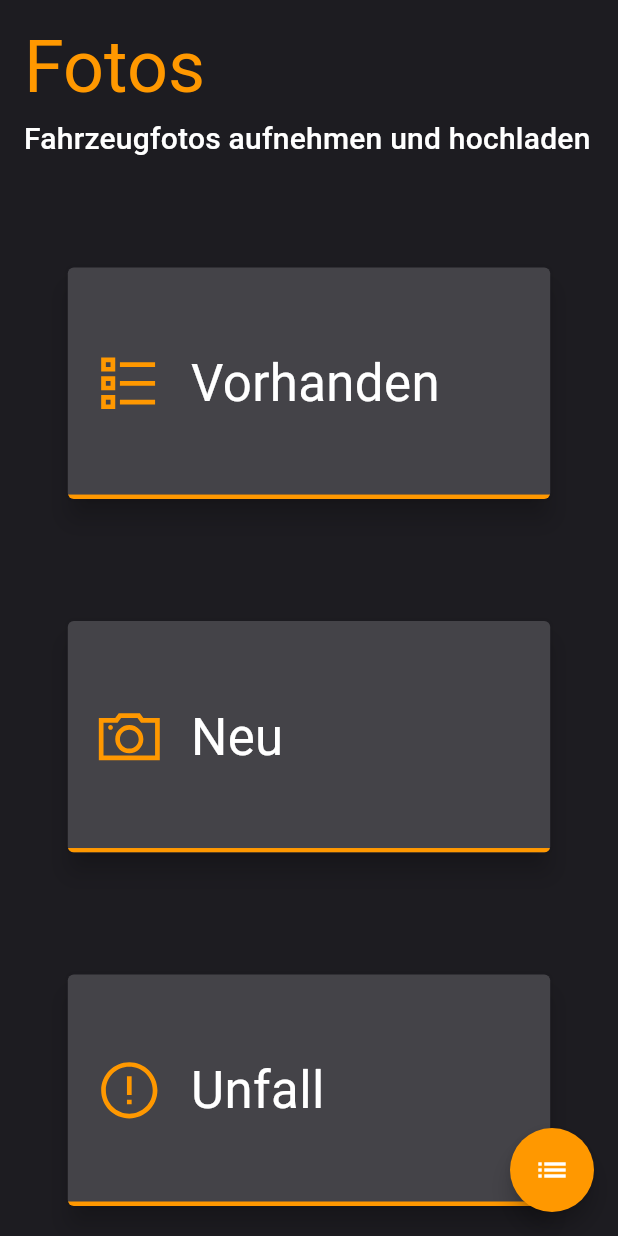
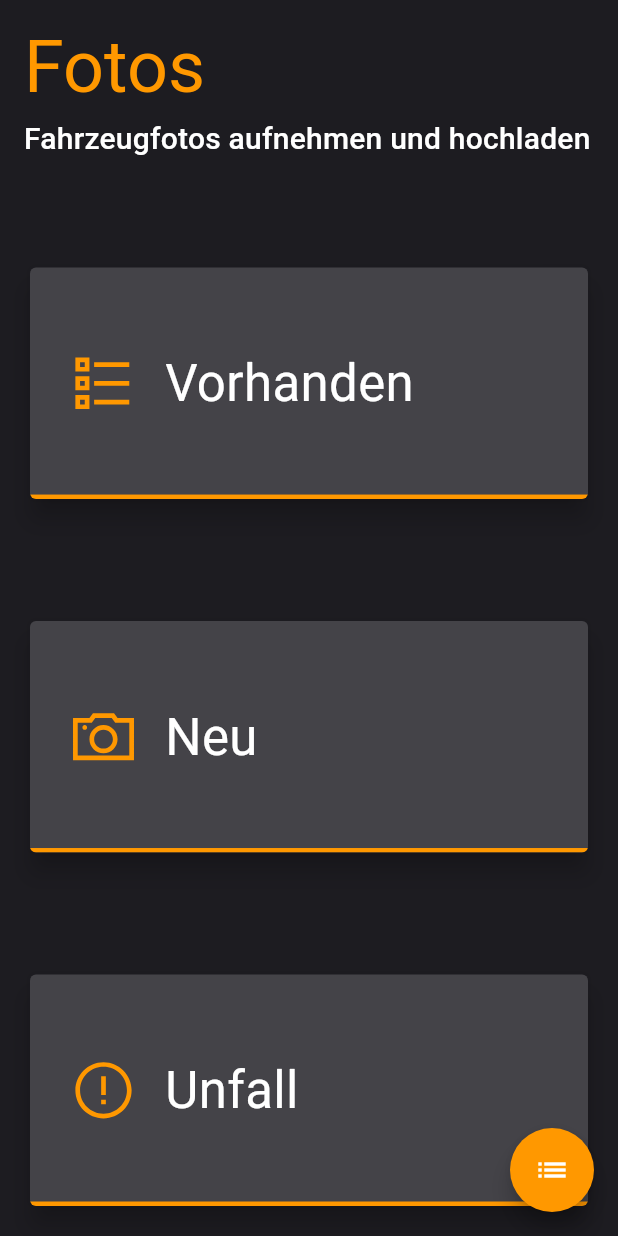
Before and after one commit to sc-ot/easyrent, a Flutter app: the MenuImagesPage screen opened directly, on a phone screen of 412 x 824 dp. Run offline on Flutter 3.47's test engine with Material 2 defaults, Android fonts, the phone set to English and light mode, and no system bars; drawn by our look-alikes of overlay_support; our stand-ins replace camera, card_swiper, connectivity, dartz, full_screen_image_null_safe, google_fonts and 6 more; missing offline and left inert: devtools, exif.

Commit message:
refactoring sebastian changes (mostly ui)

```diff
--- a/lib/core/constants.dart
+++ b/lib/core/constants.dart
@@ -43,6 +43,7 @@ class Constants {
   static const String KEY_THEME = "KEY_THEME";
   static const String KEY_SHOW_CAMERA_OVERLAY = "KEY_SHOW_CAMERA_OVERLAY";
   static const String KEY_SAVE_IMAGES_ON_DEVICE = "KEY_SAVE_IMAGES_ON_DEVICE";
+  static const String KEY_SHOW_IMAGES_IN_MENU = "KEY_SHOW_IMAGES_IN_MENU";
 
   static const int VIN_MAX_LENGTH = 17;
 }
--- a/lib/main.dart
+++ b/lib/main.dart
@@ -39,6 +39,7 @@ void main() async {
 
   await SystemChrome.setPreferredOrientations([DeviceOrientation.portraitUp]);
   Authenticator.initAuthentication();
+
   runApp(
     ChangeNotifierProvider<Application>(
       create: (BuildContext context) => Application(),
@@ -103,6 +104,9 @@ void main() async {
 class BaseApplication extends StatelessWidget {
   @override
   Widget build(BuildContext context) {
+    precacheImage(AssetImage("assets/menu_entrance.jpeg"), context);
+    precacheImage(AssetImage("assets/menu_exit.jpeg"), context);
+    precacheImage(AssetImage("assets/menu_planned_movement.png"), context);
     return Authenticator.userLoggedIn() ? ClientPage() : LoginPage();
   }
 }
--- a/lib/services/menu_images/menu_images_page.dart
+++ b/lib/services/menu_images/menu_images_page.dart
@@ -1,3 +1,4 @@
+import 'package:devtools/sc_shared_prefs_storage.dart';
 import 'package:easyrent/core/constants.dart';
 import 'package:easyrent/services/camera/camera_page.dart';
 import 'package:easyrent/widgets/menu_card_icon_text_widget.dart';
@@ -37,6 +38,13 @@ class MenuImagesPage extends StatelessWidget {
                 () => Navigator.pushNamed(
                     context, Constants.ROUTE_CAMERA_VEHICLE_SEARCH_LIST,
                     arguments: CameraType.VEHICLE),
+                backgroundImage: SCSharedPrefStorage.readBool(
+                                Constants.KEY_SHOW_IMAGES_IN_MENU) !=
+                            null &&
+                        SCSharedPrefStorage.readBool(
+                            Constants.KEY_SHOW_IMAGES_IN_MENU)
+                    ? "assets/menu_image_exist.jpg"
+                    : null,
               ),
             ),
             Flexible(
@@ -46,6 +54,13 @@ class MenuImagesPage extends StatelessWidget {
                 () => Navigator.pushNamed(
                     context, Constants.ROUTE_IMAGES_NEW_VEHICLE,
                     arguments: CameraType.NEW_VEHICLE),
+                backgroundImage: SCSharedPrefStorage.readBool(
+                                Constants.KEY_SHOW_IMAGES_IN_MENU) !=
+                            null &&
+                        SCSharedPrefStorage.readBool(
+                            Constants.KEY_SHOW_IMAGES_IN_MENU)
+                    ? "assets/menu_image_new.jpeg"
+                    : null,
               ),
             ),
             Flexible(
@@ -53,6 +68,13 @@ class MenuImagesPage extends StatelessWidget {
                 "Unfall",
                 LineIcons.exclamationCircle,
                 () => null,
+                backgroundImage: SCSharedPrefStorage.readBool(
+                                Constants.KEY_SHOW_IMAGES_IN_MENU) !=
+                            null &&
+                        SCSharedPrefStorage.readBool(
+                            Constants.KEY_SHOW_IMAGES_IN_MENU)
+                    ? "assets/accident.jpeg"
+                    : null,
               ),
             ),
           ],
--- a/lib/services/movement_overview/movement_overview_provider.dart
+++ b/lib/services/movement_overview/movement_overview_provider.dart
@@ -50,6 +50,10 @@ class MovementOverviewProvider extends StateProvider {
       return movementOverview.plannedMovement?.contract;
     }
   }
+
+  TextEditingController textEditingControllerLicensePlate =
+      TextEditingController();
+  TextEditingController textEditingControllerMiles = TextEditingController();
 
   String? errorTextDay;
   String? errorTextMonth;
@@ -184,7 +188,6 @@ class MovementOverviewProvider extends StateProvider {
                               errorText: errorTextDay),
                         ),
                       ),
-
                       SizedBox(
                         width: 8,
                       ),
--- a/lib/widgets/menu_card_icon_text_widget.dart
+++ b/lib/widgets/menu_card_icon_text_widget.dart
@@ -1,21 +1,33 @@
+import 'package:devtools/sc_shared_prefs_storage.dart';
+import 'package:easyrent/core/application.dart';
+import 'package:easyrent/core/constants.dart';
 import 'package:easyrent/core/utils.dart';
 import 'package:flutter/material.dart';
+import 'package:provider/provider.dart';
 
 class MenuCardIconText extends StatelessWidget {
   final String title;
   final IconData icon;
   final Function onPressed;
-  const MenuCardIconText(this.title, this.icon, this.onPressed, {Key? key})
-      : super(key: key);
+  String? backgroundImage;
+
+  MenuCardIconText(
+    this.title,
+    this.icon,
+    this.onPressed, {
+    Key? key,
+    this.backgroundImage,
+  }) : super(key: key);
 
   @override
   Widget build(BuildContext context) {
+    Application application = Provider.of<Application>(context, listen: false);
     return Container(
       height: (MediaQuery.of(context).size.height -
               MediaQuery.of(context).size.height * 0.1 -
               MediaQuery.of(context).size.height * 0.25) /
           3.3,
-      width: MediaQuery.of(context).size.width * 0.8,
+      width: MediaQuery.of(context).size.width * 1,
       child: Card(
         clipBehavior: Clip.antiAliasWithSaveLayer,
         elevation: 7,
@@ -28,19 +40,40 @@ class MenuCardIconText extends StatelessWidget {
             );
           },
           child: Stack(
+            fit: StackFit.expand,
             children: [
-              Center(
+              backgroundImage != null
+                  ? Container(
+                      width: double.infinity,
+                      child: Image.asset(
+                        backgroundImage!,
+                        fit: BoxFit.fitWidth,
+                      ),
+                    )
+                  : Container(),
+              backgroundImage != null
+                  ? Container(
+                      color: application.themeMode == ThemeMode.dark
+                          ? Colors.black.withOpacity(0.4)
+                          : Colors.black.withOpacity(0.1),
+                    )
+                  : Container(),
+              Padding(
+                padding: const EdgeInsets.all(8.0),
                 child: Row(
                   mainAxisAlignment: MainAxisAlignment.center,
                   children: [
-                    Padding(
-                      padding: const EdgeInsets.only(
-                        left: 16,
-                      ),
-                      child: Icon(
-                        icon,
-                        size:
-                            Utils.getDevice(context) == Device.PHONE ? 50 : 70,
+                    Container(
+                      child: Padding(
+                        padding: const EdgeInsets.only(
+                          left: 16,
+                        ),
+                        child: Icon(
+                          icon,
+                          size: Utils.getDevice(context) == Device.PHONE
+                              ? 50
+                              : 70,
+                        ),
                       ),
                     ),
                     Expanded(
@@ -48,7 +81,17 @@ class MenuCardIconText extends StatelessWidget {
                         padding: const EdgeInsets.all(16.0),
                         child: Text(
                           title,
-                          style: Theme.of(context).textTheme.headline4,
+                          style: application.themeMode == ThemeMode.light &&
+                                  SCSharedPrefStorage.readBool(
+                                          Constants.KEY_SHOW_IMAGES_IN_MENU) !=
+                                      null &&
+                                  SCSharedPrefStorage.readBool(
+                                      Constants.KEY_SHOW_IMAGES_IN_MENU)
+                              ? Theme.of(context)
+                                  .textTheme
+                                  .headline4!
+                                  .copyWith(color: Colors.white)
+                              : Theme.of(context).textTheme.headline4,
                           maxLines: 2,
                         ),
                       ),
```
Also changed, not shown: lib/services/image_log/images_log_page.dart (+85 -36 lines), lib/services/menu_movement/menu_movement_page.dart (+22 -0 lines), lib/services/menu_settings/menu_settings_page.dart (+12 -0 lines), lib/services/movement_overview/movement_overview_page.dart (+85 -28 lines), lib/services/vehicle_info/vehicle_info_page.dart (+13 -58 lines), lib/widgets/custom_grid_view.dart (added, +97 -0 lines), assets/accident.jpeg (added), assets/menu_entrance.jpeg (added), assets/menu_exit.jpeg (added), assets/menu_image_accident.webp (added), assets/menu_image_exist.jpg (added), assets/menu_image_new.jpeg (added), assets/menu_planned_movement.png (added).
